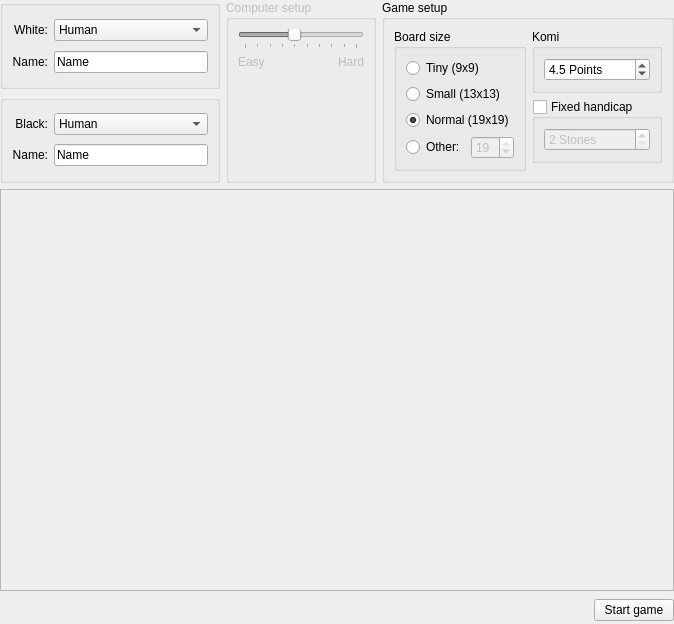
Before: the Qt Designer form src/gui/screens/setupscreen.ui in KDE/kigo, drawn with Qt 5.
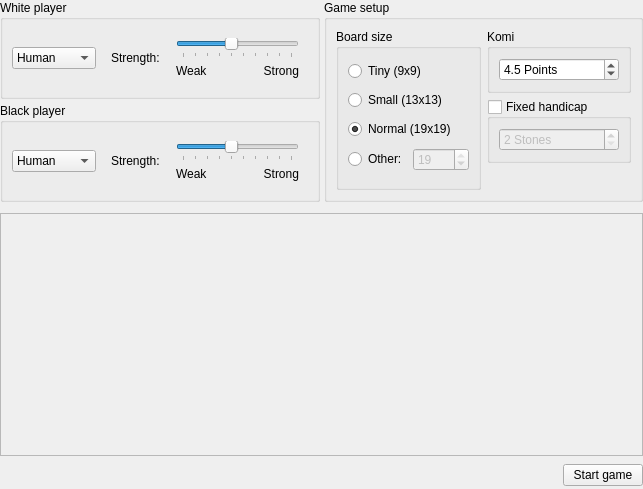
After: the same form once the commit is applied. The open tabs and pages were chosen to show the change. Custom widgets are drawn as their Qt base class.

Commit message: Player strength can now be configured for both colors (affects GoEngine and SetupScreen). Undo enabled, hints and move_history and statistics even nicer.

```diff
--- a/src/gui/screens/setupscreen.ui
+++ b/src/gui/screens/setupscreen.ui
@@ -5,20 +5,17 @@
    <rect>
     <x>0</x>
     <y>0</y>
-    <width>674</width>
-    <height>624</height>
+    <width>643</width>
+    <height>489</height>
    </rect>
   </property>
   <property name="windowTitle" >
    <string>Form</string>
   </property>
-  <layout class="QGridLayout" name="gridLayout_6" >
+  <layout class="QGridLayout" name="gridLayout_10" >
    <property name="margin" >
     <number>0</number>
    </property>
-   <property name="horizontalSpacing" >
-    <number>4</number>
-   </property>
    <item row="0" column="0" colspan="2" >
     <widget class="QFrame" name="frame" >
      <property name="sizePolicy" >
@@ -36,45 +33,65 @@
      <property name="lineWidth" >
       <number>0</number>
      </property>
-     <layout class="QHBoxLayout" name="horizontalLayout_2" >
-      <property name="margin" >
+     <layout class="QGridLayout" name="gridLayout_9" >
+      <property name="leftMargin" >
        <number>0</number>
       </property>
-      <item>
-       <layout class="QVBoxLayout" name="verticalLayout_2" >
-        <item>
+      <property name="topMargin" >
+       <number>0</number>
+      </property>
+      <property name="rightMargin" >
+       <number>0</number>
+      </property>
+      <property name="bottomMargin" >
+       <number>5</number>
+      </property>
+      <property name="spacing" >
+       <number>4</number>
+      </property>
+      <item row="0" column="0" >
          <widget class="QGroupBox" name="whitePlayerBox" >
           <property name="title" >
-           <string/>
-          </property>
-          <layout class="QGridLayout" name="gridLayout_2" >
-           <item row="0" column="0" >
-            <widget class="QLabel" name="label_4" >
+         <string>White player</string>
+        </property>
+        <layout class="QHBoxLayout" name="horizontalLayout_4" >
+         <item>
+          <widget class="KComboBox" name="whitePlayerCombo" >
+           <item>
              <property name="text" >
-              <string>White:</string>
-             </property>
-             <property name="alignment" >
-              <set>Qt::AlignRight|Qt::AlignTrailing|Qt::AlignVCenter</set>
-             </property>
-             <property name="buddy" >
-              <cstring>whitePlayerCombo</cstring>
-             </property>
-            </widget>
-           </item>
-           <item row="1" column="0" >
+             <string>Human</string>
+            </property>
+           </item>
+           <item>
+            <property name="text" >
+             <string>Computer</string>
+            </property>
+           </item>
+          </widget>
+         </item>
+         <item>
+          <widget class="QStackedWidget" name="whitePlayerStack" >
+           <property name="currentIndex" >
+            <number>0</number>
+           </property>
+           <widget class="QWidget" name="whiteHumanPage" >
+            <property name="geometry" >
+             <rect>
+              <x>0</x>
+              <y>0</y>
+              <width>208</width>
+              <height>61</height>
+             </rect>
+            </property>
+            <layout class="QHBoxLayout" name="horizontalLayout_2" >
+             <item>
             <widget class="QLabel" name="label_3" >
              <property name="text" >
               <string>Name:</string>
              </property>
-             <property name="alignment" >
-              <set>Qt::AlignRight|Qt::AlignTrailing|Qt::AlignVCenter</set>
-             </property>
-             <property name="buddy" >
-              <cstring>whitePlayerName</cstring>
-             </property>
-            </widget>
-           </item>
-           <item row="1" column="1" >
+              </widget>
+             </item>
+             <item>
             <widget class="KLineEdit" name="whitePlayerName" >
              <property name="enabled" >
               <bool>true</bool>
@@ -84,104 +101,20 @@
              </property>
             </widget>
            </item>
-           <item row="0" column="1" >
-            <widget class="KComboBox" name="whitePlayerCombo" >
-             <item>
-              <property name="text" >
-               <string>Human</string>
-              </property>
-             </item>
-             <item>
-              <property name="text" >
-               <string>Computer</string>
-              </property>
-             </item>
-            </widget>
-           </item>
-          </layout>
-         </widget>
-        </item>
-        <item>
-         <widget class="QGroupBox" name="blackPlayerBox" >
-          <property name="title" >
-           <string/>
-          </property>
-          <layout class="QGridLayout" name="gridLayout_3" >
-           <item row="0" column="0" >
-            <widget class="QLabel" name="label_5" >
-             <property name="text" >
-              <string>Black:</string>
-             </property>
-             <property name="alignment" >
-              <set>Qt::AlignRight|Qt::AlignTrailing|Qt::AlignVCenter</set>
-             </property>
-             <property name="buddy" >
-              <cstring>blackPlayerCombo</cstring>
-             </property>
-            </widget>
-           </item>
-           <item row="0" column="1" >
-            <widget class="KComboBox" name="blackPlayerCombo" >
-             <item>
-              <property name="text" >
-               <string>Human</string>
-              </property>
-             </item>
-             <item>
-              <property name="text" >
-               <string>Computer</string>
-              </property>
-             </item>
-            </widget>
-           </item>
-           <item row="1" column="1" >
-            <widget class="KLineEdit" name="blackPlayerName" >
-             <property name="enabled" >
-              <bool>true</bool>
-             </property>
-             <property name="text" >
-              <string>Name</string>
-             </property>
-            </widget>
-           </item>
-           <item row="1" column="0" >
-            <widget class="QLabel" name="label_6" >
-             <property name="text" >
-              <string>Name:</string>
-             </property>
-             <property name="alignment" >
-              <set>Qt::AlignRight|Qt::AlignTrailing|Qt::AlignVCenter</set>
-             </property>
-             <property name="buddy" >
-              <cstring>blackPlayerName</cstring>
-             </property>
-            </widget>
-           </item>
-          </layout>
-         </widget>
-        </item>
-       </layout>
-      </item>
-      <item>
-       <widget class="QGroupBox" name="difficultyBox" >
-        <property name="enabled" >
-         <bool>false</bool>
-        </property>
-        <property name="minimumSize" >
-         <size>
-          <width>150</width>
-          <height>0</height>
-         </size>
-        </property>
-        <property name="title" >
-         <string>Computer setup</string>
-        </property>
-        <layout class="QGridLayout" name="gridLayout_4" >
-         <item row="0" column="0" colspan="2" >
-          <widget class="QSlider" name="difficultySlider" >
-           <property name="enabled" >
-            <bool>false</bool>
-           </property>
+            </layout>
+           </widget>
+           <widget class="QWidget" name="whiteComputerPage" >
+            <property name="geometry" >
+             <rect>
+              <x>0</x>
+              <y>0</y>
+              <width>200</width>
+              <height>61</height>
+             </rect>
+            </property>
+            <layout class="QGridLayout" name="gridLayout_8" >
+             <item row="0" column="1" colspan="2" >
+              <widget class="QSlider" name="whiteStrengthSlider" >
            <property name="minimum" >
             <number>1</number>
            </property>
@@ -205,36 +138,41 @@
            </property>
           </widget>
          </item>
-         <item row="1" column="0" >
-          <widget class="QLabel" name="label1" >
+             <item row="1" column="1" >
+              <widget class="QLabel" name="label1_2" >
            <property name="text" >
-            <string>Easy</string>
+                <string>Weak</string>
            </property>
            <property name="alignment" >
             <set>Qt::AlignLeading|Qt::AlignLeft|Qt::AlignTop</set>
            </property>
-           <property name="buddy" >
-            <cstring>difficultySlider</cstring>
-           </property>
-          </widget>
-         </item>
-         <item row="1" column="1" >
-          <widget class="QLabel" name="label2" >
+              </widget>
+             </item>
+             <item row="1" column="2" >
+              <widget class="QLabel" name="label2_2" >
            <property name="text" >
-            <string>Hard</string>
+                <string>Strong</string>
            </property>
            <property name="alignment" >
             <set>Qt::AlignRight|Qt::AlignTop|Qt::AlignTrailing</set>
            </property>
-           <property name="buddy" >
-            <cstring>difficultySlider</cstring>
+              </widget>
+             </item>
+             <item rowspan="2" row="0" column="0" >
+              <widget class="QLabel" name="label_4" >
+               <property name="text" >
+                <string>Strength:</string>
            </property>
           </widget>
          </item>
         </layout>
        </widget>
-      </item>
-      <item>
+          </widget>
+         </item>
+        </layout>
+       </widget>
+      </item>
+      <item rowspan="2" row="0" column="1" >
        <widget class="QStackedWidget" name="gameSetupStack" >
         <property name="currentIndex" >
          <number>0</number>
@@ -244,8 +182,8 @@
           <rect>
            <x>0</x>
            <y>0</y>
-           <width>304</width>
-           <height>207</height>
+           <width>319</width>
+           <height>216</height>
           </rect>
          </property>
          <layout class="QVBoxLayout" name="verticalLayout_4" >
@@ -405,8 +343,8 @@
           <rect>
            <x>0</x>
            <y>0</y>
-           <width>304</width>
-           <height>207</height>
+           <width>311</width>
+           <height>216</height>
           </rect>
          </property>
          <layout class="QVBoxLayout" name="verticalLayout_3" >
@@ -466,6 +404,129 @@
         </widget>
        </widget>
       </item>
+      <item row="1" column="0" >
+       <widget class="QGroupBox" name="blackPlayerBox" >
+        <property name="title" >
+         <string>Black player</string>
+        </property>
+        <layout class="QHBoxLayout" name="horizontalLayout_3" >
+         <item>
+          <widget class="KComboBox" name="blackPlayerCombo" >
+           <item>
+            <property name="text" >
+             <string>Human</string>
+            </property>
+           </item>
+           <item>
+            <property name="text" >
+             <string>Computer</string>
+            </property>
+           </item>
+          </widget>
+         </item>
+         <item>
+          <widget class="QStackedWidget" name="blackPlayerStack" >
+           <property name="currentIndex" >
+            <number>0</number>
+           </property>
+           <widget class="QWidget" name="blackHumanPage" >
+            <property name="geometry" >
+             <rect>
+              <x>0</x>
+              <y>0</y>
+              <width>208</width>
+              <height>61</height>
+             </rect>
+            </property>
+            <layout class="QGridLayout" name="gridLayout_2" >
+             <item row="0" column="1" >
+              <widget class="KLineEdit" name="blackPlayerName" >
+               <property name="enabled" >
+                <bool>true</bool>
+               </property>
+               <property name="text" >
+                <string>Name</string>
+               </property>
+              </widget>
+             </item>
+             <item row="0" column="0" >
+              <widget class="QLabel" name="label_5" >
+               <property name="text" >
+                <string>Name:</string>
+               </property>
+              </widget>
+             </item>
+            </layout>
+           </widget>
+           <widget class="QWidget" name="blackComputerPage" >
+            <property name="geometry" >
+             <rect>
+              <x>0</x>
+              <y>0</y>
+              <width>200</width>
+              <height>61</height>
+             </rect>
+            </property>
+            <layout class="QGridLayout" name="gridLayout_3" >
+             <item row="0" column="1" colspan="2" >
+              <widget class="QSlider" name="blackStrengthSlider" >
+               <property name="minimum" >
+                <number>1</number>
+               </property>
+               <property name="maximum" >
+                <number>10</number>
+               </property>
+               <property name="pageStep" >
+                <number>1</number>
+               </property>
+               <property name="value" >
+                <number>5</number>
+               </property>
+               <property name="orientation" >
+                <enum>Qt::Horizontal</enum>
+               </property>
+               <property name="tickPosition" >
+                <enum>QSlider::TicksBelow</enum>
+               </property>
+               <property name="tickInterval" >
+                <number>0</number>
+               </property>
+              </widget>
+             </item>
+             <item row="1" column="1" >
+              <widget class="QLabel" name="label1_3" >
+               <property name="text" >
+                <string>Weak</string>
+               </property>
+               <property name="alignment" >
+                <set>Qt::AlignLeading|Qt::AlignLeft|Qt::AlignTop</set>
+               </property>
+              </widget>
+             </item>
+             <item row="1" column="2" >
+              <widget class="QLabel" name="label2_3" >
+               <property name="text" >
+                <string>Strong</string>
+               </property>
+               <property name="alignment" >
+                <set>Qt::AlignRight|Qt::AlignTop|Qt::AlignTrailing</set>
+               </property>
+              </widget>
+             </item>
+             <item rowspan="2" row="0" column="0" >
+              <widget class="QLabel" name="label_6" >
+               <property name="text" >
+                <string>Strength:</string>
+               </property>
+              </widget>
+             </item>
+            </layout>
+           </widget>
+          </widget>
+         </item>
+        </layout>
+       </widget>
+      </item>
      </layout>
     </widget>
    </item>
```
Left out of the diff: 40 changed lines with no effect on the pictures. Lines whose indentation alone changed are shown as unchanged. The commit also changes 15 other files.
